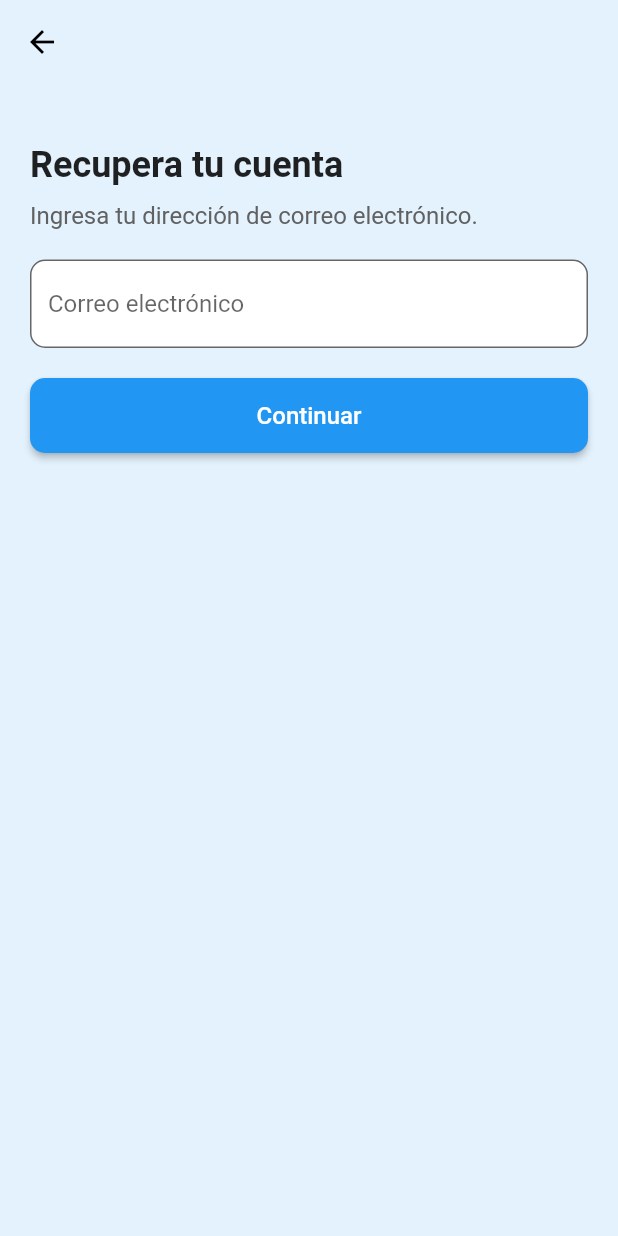
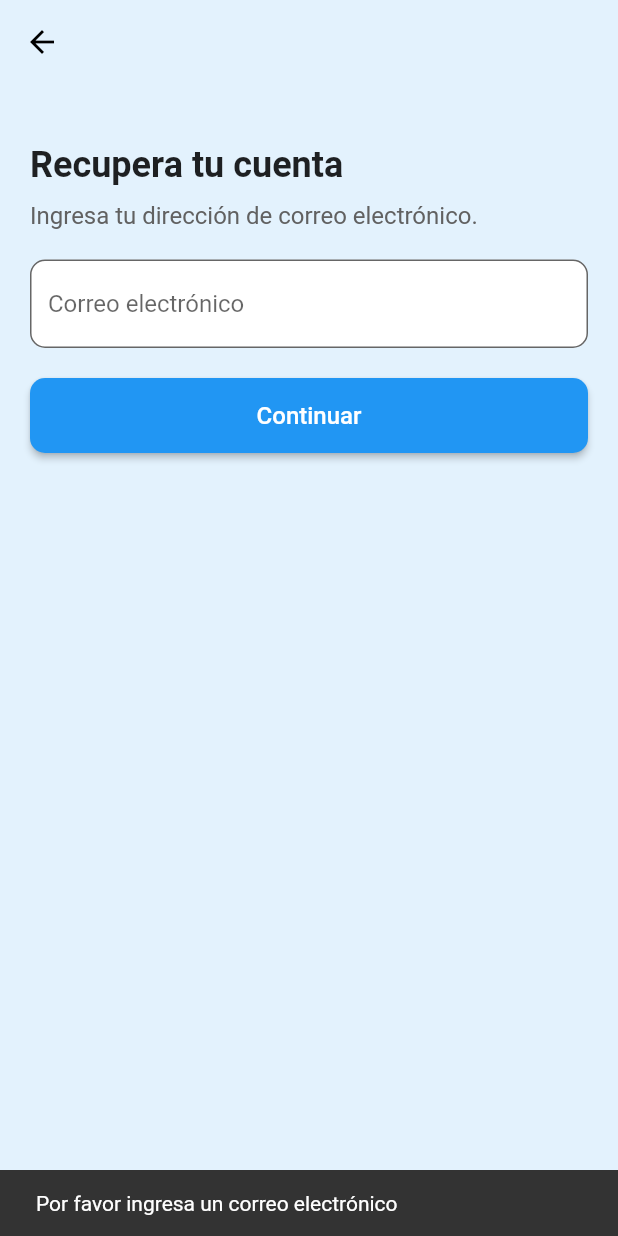
Before and after one commit to dvillafane/flutter_prototype_1.1, a Flutter app: the ForgotPasswordScreen screen opened directly, after a tap on "Continuar", on a phone screen of 412 x 824 dp. Run offline on Flutter 3.47's test engine with Material 3 defaults, Android fonts, the phone set to English and light mode, and no system bars; our stand-ins replace firebase_auth, firebase_core, google_sign_in; missing offline and left inert: sign_button; accounts and stored records are empty.

Commit message:
feat(auth): agregar funcionalidad a la pantalla de recuperación de contraseña
- Se implementa la pantalla forgot_password_screen con FirebaseAuth
- Se reorganizan los archivos dentro de una carpeta 'screens'

```diff
--- a/lib/main.dart
+++ b/lib/main.dart
@@ -1,7 +1,7 @@
 import 'package:firebase_core/firebase_core.dart';
 import 'firebase_options.dart';
 import 'package:flutter/material.dart';
-import 'package:flutter_prototipo_1/login_screen.dart';
+import 'package:flutter_prototipo_1/screens/login_screen.dart';
 
 void main() async {
   WidgetsFlutterBinding.ensureInitialized();
@@ -12,6 +12,8 @@
 }
 
 class MyApp extends StatefulWidget {
+  const MyApp({super.key});
+
   @override
   State createState() {
     return _MyAppState();
--- a/lib/forgot_password_screen.dart
+++ b/lib/screens/forgot_password_screen.dart
@@ -1,7 +1,31 @@
 import 'package:flutter/material.dart';
+import 'package:firebase_auth/firebase_auth.dart';
 
 class ForgotPasswordScreen extends StatelessWidget {
   final TextEditingController emailController = TextEditingController();
+
+  ForgotPasswordScreen({super.key});
+
+  Future<void> _resetPassword(BuildContext context) async {
+    final String email = emailController.text.trim();
+    if (email.isEmpty) {
+      ScaffoldMessenger.of(context).showSnackBar(
+        SnackBar(content: Text("Por favor ingresa un correo electrónico")),
+      );
+      return;
+    }
+
+    try {
+      await FirebaseAuth.instance.sendPasswordResetEmail(email: email);
+      ScaffoldMessenger.of(context).showSnackBar(
+        SnackBar(content: Text("Se ha enviado un enlace de recuperación a tu correo")),
+      );
+    } catch (e) {
+      ScaffoldMessenger.of(context).showSnackBar(
+        SnackBar(content: Text("Error: ${e.toString()}")),
+      );
+    }
+  }
 
   @override
   Widget build(BuildContext context) {
@@ -45,9 +69,7 @@ class ForgotPasswordScreen extends StatelessWidget {
               width: double.infinity,
               height: 50,
               child: ElevatedButton(
-                onPressed: () {
-                  print("Enviar recuperación a: ${emailController.text}");
-                },
+                onPressed: () => _resetPassword(context),
                 style: ElevatedButton.styleFrom(
                   backgroundColor: Colors.blue,
                   shape: RoundedRectangleBorder(
--- a/lib/home_screen.dart
+++ b/lib/screens/home_screen.dart
@@ -1,7 +1,7 @@
 import 'package:firebase_auth/firebase_auth.dart';
 import 'package:firebase_core/firebase_core.dart';
 import 'package:flutter/material.dart';
-import 'package:flutter_prototipo_1/login_screen.dart';
+import 'package:flutter_prototipo_1/screens/login_screen.dart';
 
 class MyHomePage extends StatefulWidget {
   const MyHomePage({
--- a/lib/login_screen.dart
+++ b/lib/screens/login_screen.dart
@@ -1,12 +1,14 @@
 import 'package:firebase_auth/firebase_auth.dart';
 import 'package:flutter/material.dart';
-import 'package:flutter_prototipo_1/home_screen.dart';
-import 'package:flutter_prototipo_1/register_screen.dart';
+import 'package:flutter_prototipo_1/screens/home_screen.dart';
+import 'package:flutter_prototipo_1/screens/register_screen.dart';
 import 'package:google_sign_in/google_sign_in.dart';
 import 'package:sign_button/sign_button.dart';
 import 'forgot_password_screen.dart';
 
 class LoginPage extends StatefulWidget {
+  const LoginPage({super.key});
+
   @override
   State<LoginPage> createState() => _LoginState();
 }
--- a/lib/register_screen.dart
+++ b/lib/screens/register_screen.dart
@@ -1,8 +1,10 @@
 import 'package:firebase_auth/firebase_auth.dart';
 import 'package:flutter/material.dart';
-import 'package:flutter_prototipo_1/login_screen.dart';
+import 'package:flutter_prototipo_1/screens/login_screen.dart';
 
 class RegisterPage extends StatefulWidget {
+  const RegisterPage({super.key});
+
   @override
   State<RegisterPage> createState() => _RegisterState();
 }
```
